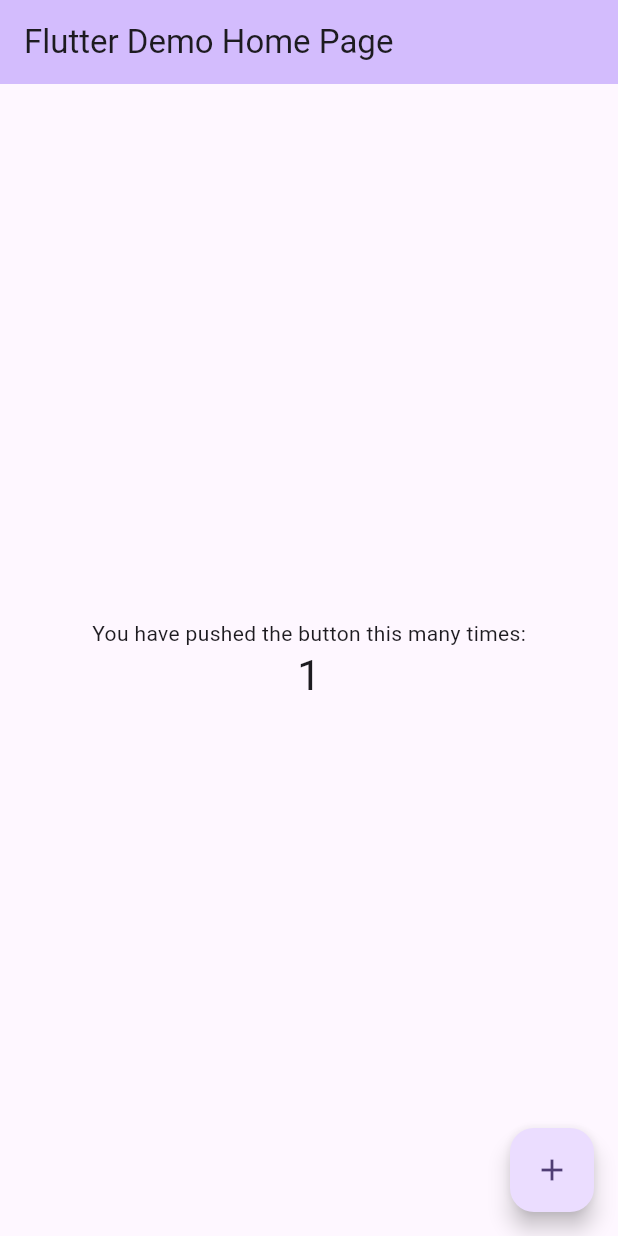
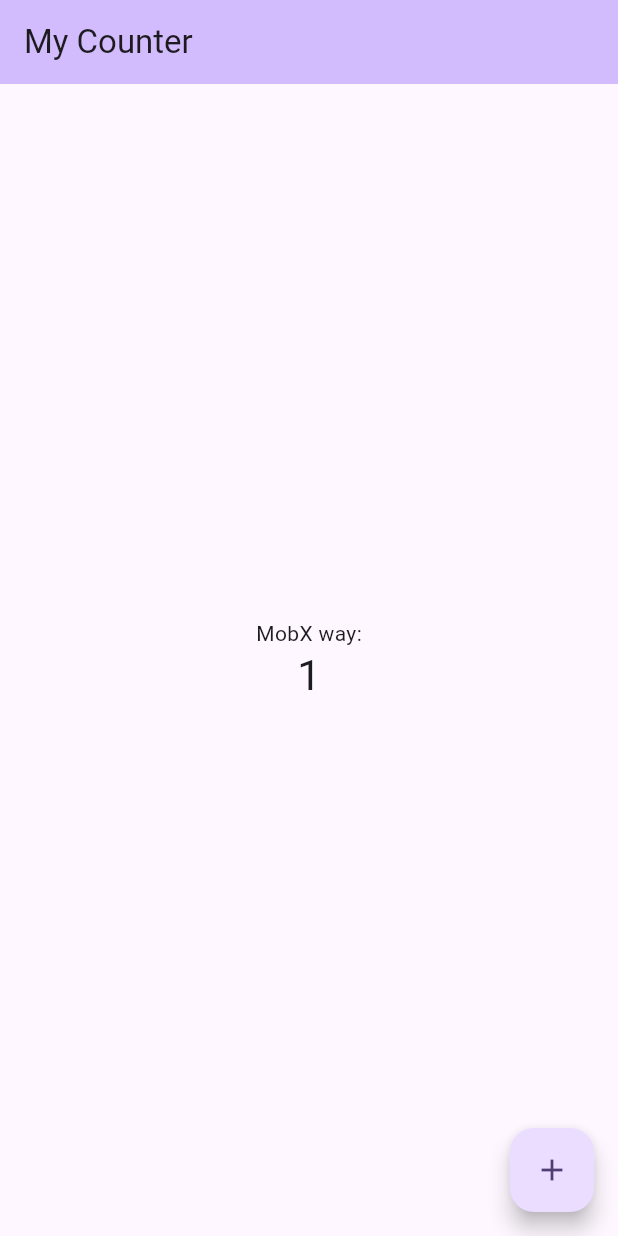
Before and after one commit to DuyetVu2001/practice, a Flutter app: the screen it shows after launch, after a tap on the "add" icon, on a phone screen of 412 x 824 dp. Run offline on Flutter 3.47's test engine with Material 2 defaults, Android fonts, the phone set to English and light mode, and no system bars; our stand-ins replace flutter_mobx, mobx; generated files the repository leaves out were written again.

Commit message:
implement counter with mobx

```diff
--- /dev/null
+++ b/lib/counter_store.dart
@@ -0,0 +1,25 @@
+import 'package:mobx/mobx.dart';
+
+part 'counter_store.g.dart';
+
+class CounterStore = _CounterStore with _$CounterStore;
+
+abstract class _CounterStore with Store {
+  @observable
+  int count = 0;
+
+  @action
+  void increment() {
+    count++;
+  }
+
+  @action
+  void decrease() {
+    count--;
+  }
+
+  @action
+  void goToZero() {
+    count = 0;
+  }
+}
--- a/lib/main.dart
+++ b/lib/main.dart
@@ -1,8 +1,10 @@
 import 'package:flutter/material.dart';
+import 'package:flutter_mobx/flutter_mobx.dart';
+import 'package:practice/counter_store.dart';
 
-void main() {
-  runApp(const MyApp());
-}
+// flutter packages pub run build_runner watch
+
+void main() => runApp(const MyApp());
 
 class MyApp extends StatelessWidget {
   const MyApp({super.key});
@@ -13,40 +15,56 @@ class MyApp extends StatelessWidget {
     return MaterialApp(
       title: 'Flutter Demo',
       theme: ThemeData(
-        // This is the theme of your application.
-        //
-        // TRY THIS: Try running your application with "flutter run". You'll see
-        // the application has a blue toolbar. Then, without quitting the app,
-        // try changing the seedColor in the colorScheme below to Colors.green
-        // and then invoke "hot reload" (save your changes or press the "hot
-        // reload" button in a Flutter-supported IDE, or press "r" if you used
-        // the command line to start the app).
-        //
-        // Notice that the counter didn't reset back to zero; the application
-        // state is not lost during the reload. To reset the state, use hot
-        // restart instead.
-        //
-        // This works for code too, not just values: Most code changes can be
-        // tested with just a hot reload.
         colorScheme: ColorScheme.fromSeed(seedColor: Colors.deepPurple),
         useMaterial3: true,
       ),
-      home: const MyHomePage(title: 'Flutter Demo Home Page'),
+      // home: const MyHomePage(title: 'Flutter Demo Home Page'),
+      home: MyCounter(title: "My Counter"),
+    );
+  }
+}
+
+class MyCounter extends StatelessWidget {
+  final CounterStore counterStore = CounterStore();
+
+  final String title;
+  MyCounter({super.key, required this.title});
+
+  @override
+  Widget build(BuildContext context) {
+    return Scaffold(
+      appBar: AppBar(
+        backgroundColor: Theme.of(context).colorScheme.inversePrimary,
+        title: Text(title),
+      ),
+      body: Center(
+        child: Column(
+          mainAxisAlignment: MainAxisAlignment.center,
+          children: <Widget>[
+            const Text(
+              'MobX way:',
+            ),
+            Observer(
+              builder: (_) => Text(
+                '${counterStore.count}',
+                style: Theme.of(context).textTheme.headlineMedium,
+              ),
+            ),
+          ],
+        ),
+      ),
+      floatingActionButton: FloatingActionButton(
+        // ignore: avoid_print
+        onPressed: counterStore.increment,
+        tooltip: 'Increment',
+        child: const Icon(Icons.add),
+      ), // This trailing comma makes auto-formatting nicer for build methods.
     );
   }
 }
 
 class MyHomePage extends StatefulWidget {
   const MyHomePage({super.key, required this.title});
-
-  // This widget is the home page of your application. It is stateful, meaning
-  // that it has a State object (defined below) that contains fields that affect
-  // how it looks.
-
-  // This class is the configuration for the state. It holds the values (in this
-  // case the title) provided by the parent (in this case the App widget) and
-  // used by the build method of the State. Fields in a Widget subclass are
-  // always marked "final".
 
   final String title;
 
@@ -59,50 +77,19 @@ class _MyHomePageState extends State<MyHomePage> {
 
   void _incrementCounter() {
     setState(() {
-      // This call to setState tells the Flutter framework that something has
-      // changed in this State, which causes it to rerun the build method below
-      // so that the display can reflect the updated values. If we changed
-      // _counter without calling setState(), then the build method would not be
-      // called again, and so nothing would appear to happen.
       _counter++;
     });
   }
 
   @override
   Widget build(BuildContext context) {
-    // This method is rerun every time setState is called, for instance as done
-    // by the _incrementCounter method above.
-    //
-    // The Flutter framework has been optimized to make rerunning build methods
-    // fast, so that you can just rebuild anything that needs updating rather
-    // than having to individually change instances of widgets.
     return Scaffold(
       appBar: AppBar(
-        // TRY THIS: Try changing the color here to a specific color (to
-        // Colors.amber, perhaps?) and trigger a hot reload to see the AppBar
-        // change color while the other colors stay the same.
         backgroundColor: Theme.of(context).colorScheme.inversePrimary,
-        // Here we take the value from the MyHomePage object that was created by
-        // the App.build method, and use it to set our appbar title.
         title: Text(widget.title),
       ),
       body: Center(
-        // Center is a layout widget. It takes a single child and positions it
-        // in the middle of the parent.
         child: Column(
-          // Column is also a layout widget. It takes a list of children and
-          // arranges them vertically. By default, it sizes itself to fit its
-          // children horizontally, and tries to be as tall as its parent.
-          //
-          // Column has various properties to control how it sizes itself and
-          // how it positions its children. Here we use mainAxisAlignment to
-          // center the children vertically; the main axis here is the vertical
-          // axis because Columns are vertical (the cross axis would be
-          // horizontal).
-          //
-          // TRY THIS: Invoke "debug painting" (choose the "Toggle Debug Paint"
-          // action in the IDE, or press "p" in the console), to see the
-          // wireframe for each widget.
           mainAxisAlignment: MainAxisAlignment.center,
           children: <Widget>[
             const Text(
--- a/pubspec.yaml
+++ b/pubspec.yaml
@@ -31,6 +31,8 @@ dependencies:
   flutter:
     sdk: flutter
 
+  mobx:
+  flutter_mobx:
 
   # The following adds the Cupertino Icons font to your application.
   # Use with the CupertinoIcons class for iOS style icons.
@@ -39,6 +41,9 @@ dependencies:
 dev_dependencies:
   flutter_test:
     sdk: flutter
+
+  build_runner:
+  mobx_codegen:
 
   # The "flutter_lints" package below contains a set of recommended lints to
   # encourage good coding practices. The lint set provided by the package is
@@ -52,7 +57,6 @@ dev_dependencies:
 
 # The following section is specific to Flutter packages.
 flutter:
-
   # The following line ensures that the Material Icons font is
   # included with your application, so that you can use the icons in
   # the material Icons class.
```
Also changed, not shown: lib/counter_store.g.dart (added), pubspec.lock.
